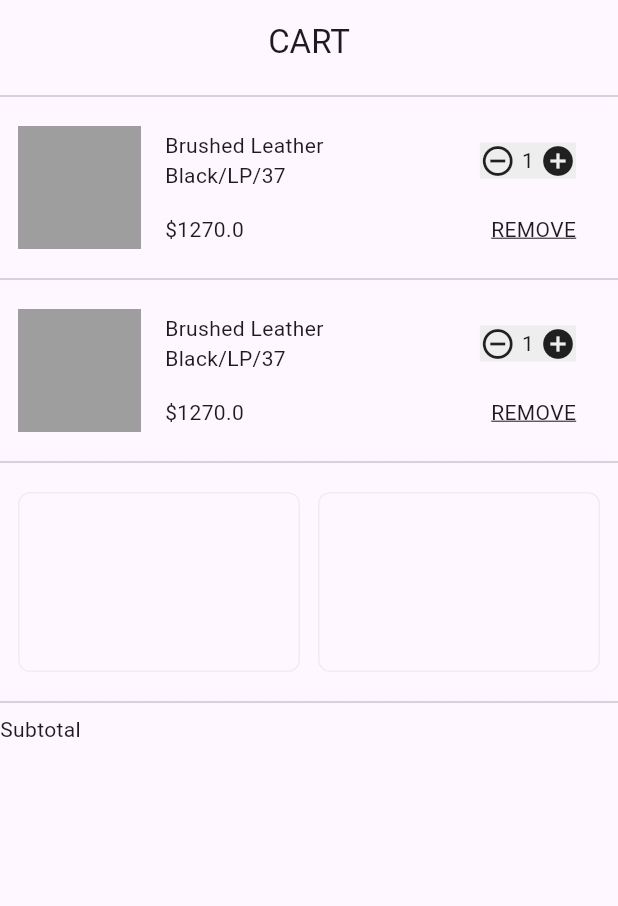
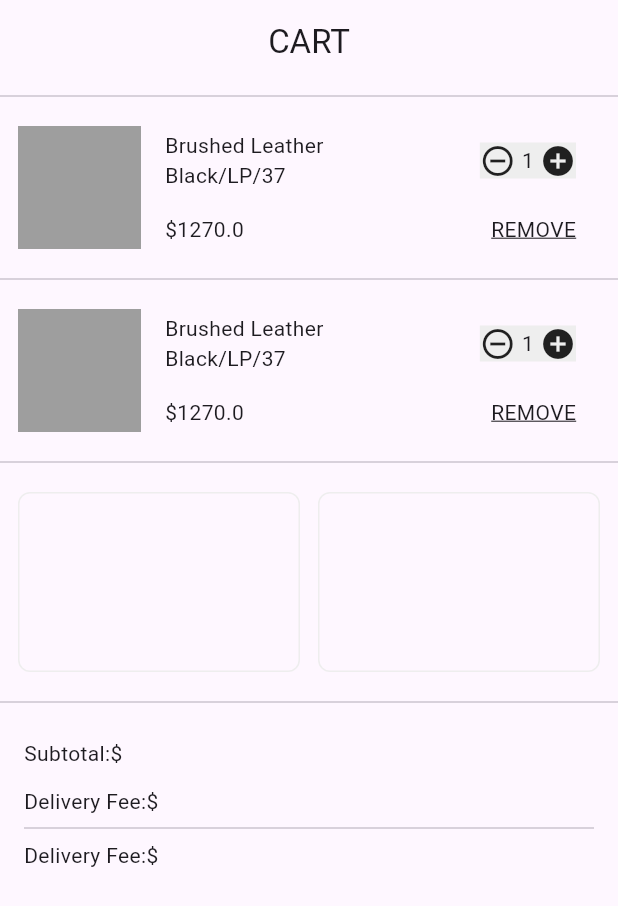
Before and after one commit to JAICHANGPARK/flutter_notebook_chapter_36, a Flutter app: the FashionShopCartWidget screen opened directly, on a phone screen of 412 x 824 dp. Shown: the top 906 px of the screen. Run offline on Flutter 3.47's test engine with Material 3 defaults, Android fonts, the phone set to English and light mode, and no system bars; our stand-ins replace gap.

Commit message:
Update fashion_shop_cart_widget.dart

```diff
--- a/lib/ep1827_fashion_shop_app/widget/fashion_shop_cart_widget.dart
+++ b/lib/ep1827_fashion_shop_app/widget/fashion_shop_cart_widget.dart
@@ -160,11 +160,34 @@ class _FashionShopCartWidgetState extends State<FashionShopCartWidget> {
             ),
           ),
           Divider(),
-          Row(
-            children: [
-              Text("Subtotal")
-            ],
+          Padding(
+            padding: const EdgeInsets.all(16.0),
+            child: Column(
+              children: [
+                Row(
+                  children: [
+                    Text("Subtotal:"),
+                    Text("\$"),
+                  ],
+                ),
+                Gap(12),
+                Row(
+                  children: [
+                    Text("Delivery Fee:"),
+                    Text("\$"),
+                  ],
+                ),
+                Divider(),
+                Row(
+                  children: [
+                    Text("Delivery Fee:"),
+                    Text("\$"),
+                  ],
+                ),
+              ],
+            ),
           )
+
         ],
       ),
     );
```
